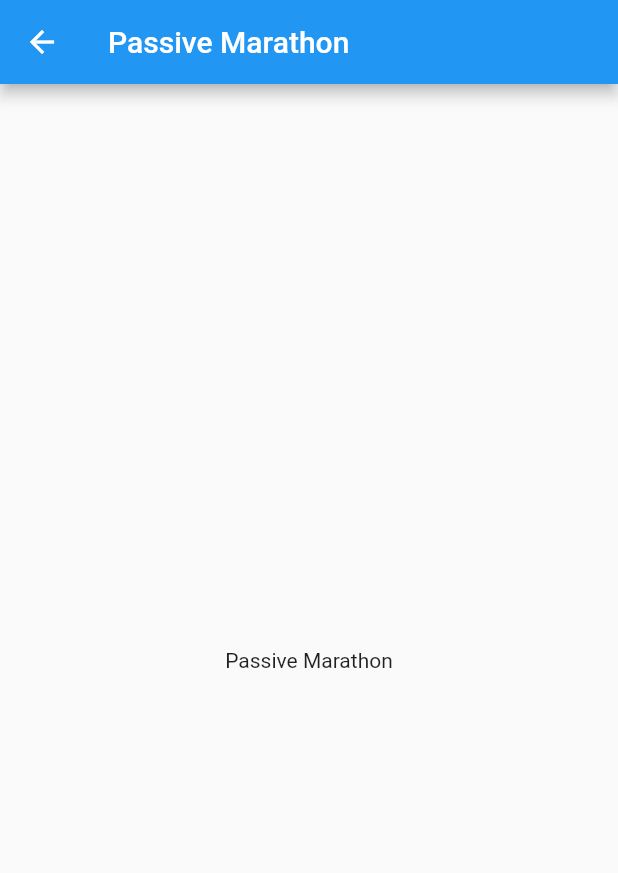
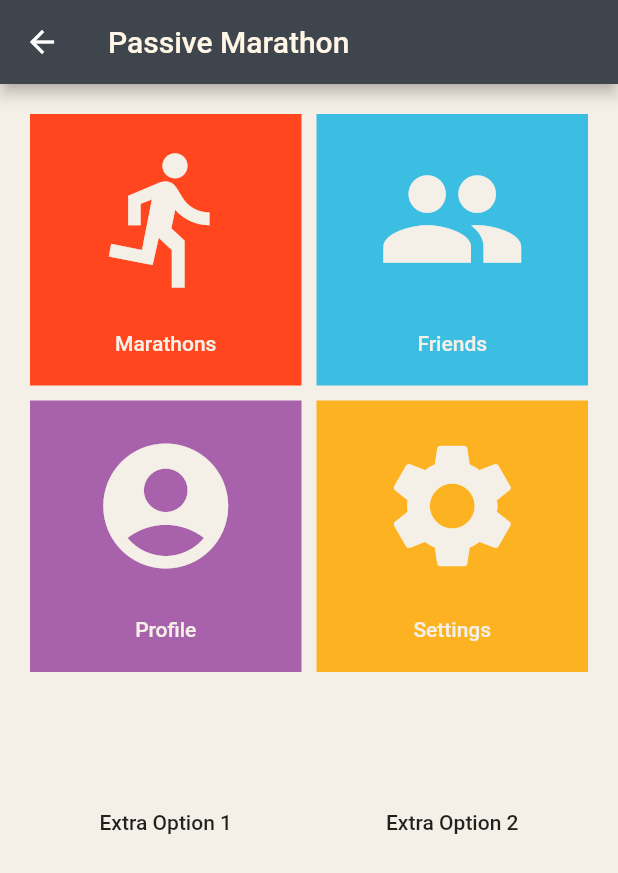
Before and after one commit to JamieTran/PassiveMarathon, a Flutter app: the HomePage screen opened directly, on a phone screen of 412 x 824 dp. Shown: the top 873 px of the screen. Run offline on Flutter 3.47's test engine with Material 2 defaults, Android fonts, the phone set to English and light mode, and no system bars.

Commit message:
:sparkles: Add new individual files for screens

```diff
--- a/lib/home_page.dart
+++ b/lib/home_page.dart
@@ -1,4 +1,7 @@
 import 'package:flutter/material.dart';
+import 'marathon_groups.dart';
+import 'friend_management.dart';
+import 'constants.dart' as Constants;
 
 // Stateful widgets are used when you need to update the screen
 // with data constantly, this works for passive marathon
@@ -12,13 +15,114 @@ class HomePageState extends State<HomePage>{
   Widget build(BuildContext context){
     return new Scaffold(
       appBar: new AppBar(
-        title:new Text("Passive Marathon")
+        title:new Text("Passive Marathon", style: TextStyle(color: Constants.salmon_eggshell)),
+        backgroundColor: Constants.salmon_black,
       ),
-      body: new Container(
-        child: new Center(
-          child: new Text("Passive Marathon"),
-        ),
-      )
+      backgroundColor: Constants.bright_white,
+      body: new GridView.count(
+        primary: false,
+        padding: const EdgeInsets.all(20),
+        crossAxisSpacing: 10,
+        mainAxisSpacing: 10,
+        crossAxisCount: 2,
+
+        children: <Widget>[
+          Container(
+            padding: const EdgeInsets.all(8),
+            color: Constants.bright_red,
+            child: new FlatButton(
+              onPressed: () {
+                Navigator.push(
+                  context,
+                  MaterialPageRoute(builder: (context) => MarathonGroups()),
+                  );
+                },
+                child: Column( // Replace with a Row for horizontal icon + text
+                  mainAxisAlignment: MainAxisAlignment.spaceAround,
+                  children: <Widget>[
+                    Icon(Icons.directions_run, size: 100.0, color: Constants.bright_white),
+                    Text("Marathons", style: TextStyle(color: Constants.bright_white))
+                  ],
+                ),
+            ),
+          ),
+          Container(
+            padding: const EdgeInsets.all(8),
+            color: Constants.bright_blue,
+            child: new FlatButton(
+              onPressed: () {
+                Navigator.push(
+                  context,
+                  MaterialPageRoute(builder: (context) => FriendsManagement()),
+                  );
+              },
+                child: Column( // Replace with a Row for horizontal icon + text
+                  mainAxisAlignment: MainAxisAlignment.spaceAround,
+                  children: <Widget>[
+                    Icon(Icons.group, size: 100.0, color: Constants.bright_white),
+                    Text("Friends", style: TextStyle(color: Constants.bright_white))
+                  ],
+                ),
+            ),
+          ),
+          Container(
+            padding: const EdgeInsets.all(8),
+            color: Constants.bright_purple,
+            child: new FlatButton(
+              onPressed: () {
+                /*...*/
+              },
+              child: Column( // Replace with a Row for horizontal icon + text
+                mainAxisAlignment: MainAxisAlignment.spaceAround,
+                children: <Widget>[
+                  Icon(Icons.account_circle, size: 100.0, color: Constants.bright_white),
+                  Text("Profile", style: TextStyle(color: Constants.bright_white))
+                ],
+              ),
+            ),
+          ),
+          Container(
+            padding: const EdgeInsets.all(8),
+            color: Constants.bright_yellow,
+            child: new FlatButton(
+              onPressed: () {
+                /*...*/
+              },
+              child: Column( // Replace with a Row for horizontal icon + text
+                mainAxisAlignment: MainAxisAlignment.spaceAround,
+                children: <Widget>[
+                  Icon(Icons.settings, size: 100.0, color: Constants.bright_white),
+                  Text("Settings", style: TextStyle(color: Constants.bright_white))
+                ],
+              ),
+            ),
+          ),
+          Container(
+            padding: const EdgeInsets.all(8),
+            color: Constants.bright_white,
+            child: new FlatButton(
+              onPressed: () {
+                /*...*/
+              },
+              child: Text(
+                "Extra Option 1",
+              ),
+            ),
+          ),
+          Container(
+            padding: const EdgeInsets.all(8),
+            color: Constants.bright_white,
+            child: new FlatButton(
+              onPressed: () {
+                /*...*/
+              },
+              child: Text(
+                "Extra Option 2",
+              ),
+            ),
+          ),
+        ],
+      ),
     );
   }
 }
```
Also changed, not shown: lib/friend_management.dart (added, +24 -0 lines), lib/marathon_groups.dart (added, +24 -0 lines).
